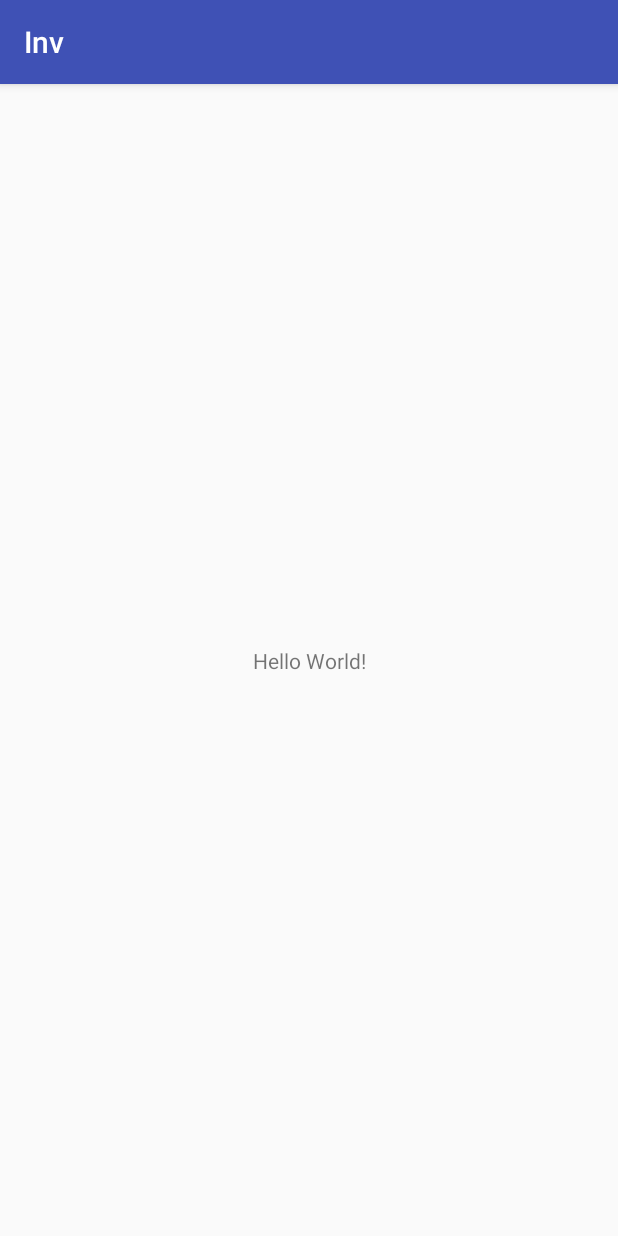
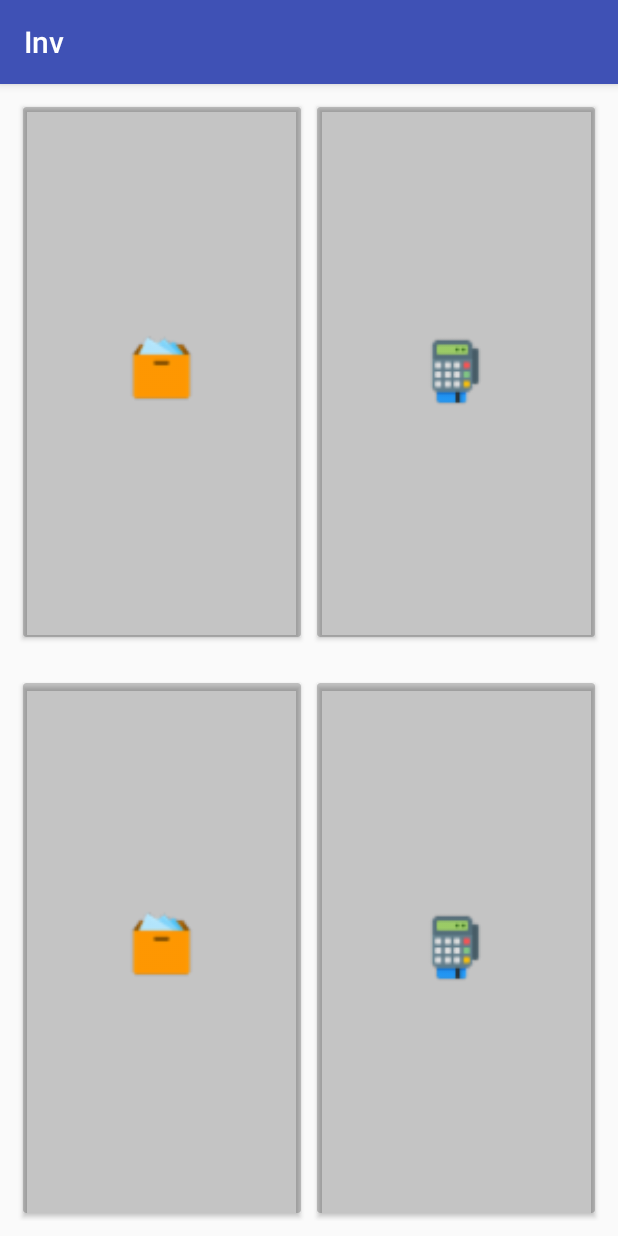
Before and after one commit to JunCodde/Inv, an Android app: the screen it shows after launch (MainActivity), on a phone screen of 412 x 824 dp. Run offline under Robolectric (Android 15) with nearby library versions, the phone set to English and light mode, and no system bars.

Commit message:
Diseño Principal

```diff
--- a/app/build.gradle
+++ b/app/build.gradle
@@ -19,10 +19,12 @@ android {
 }
 
 dependencies {
-    implementation fileTree(dir: 'libs', include: ['*.jar'])
+    implementation fileTree(include: ['*.jar'], dir: 'libs')
     implementation 'com.android.support:appcompat-v7:27.1.1'
     implementation 'com.android.support.constraint:constraint-layout:1.1.2'
     testImplementation 'junit:junit:4.12'
     androidTestImplementation 'com.android.support.test:runner:1.0.2'
     androidTestImplementation 'com.android.support.test.espresso:espresso-core:3.0.2'
+    implementation 'com.android.support:cardview-v7:27.1.1'
+    implementation 'com.android.support:recyclerview-v7:27.1.1'
 }
--- a/app/src/main/res/layout/activity_main.xml
+++ b/app/src/main/res/layout/activity_main.xml
@@ -6,13 +6,93 @@
     android:layout_height="match_parent"
     tools:context=".MainActivity">
 
-    <TextView
-        android:layout_width="wrap_content"
-        android:layout_height="wrap_content"
-        android:text="Hello World!"
-        app:layout_constraintBottom_toBottomOf="parent"
-        app:layout_constraintLeft_toLeftOf="parent"
-        app:layout_constraintRight_toRightOf="parent"
-        app:layout_constraintTop_toTopOf="parent" />
+    <LinearLayout
+        android:layout_width="match_parent"
+        android:layout_height="match_parent"
+        android:orientation="vertical">
+
+        <LinearLayout
+            android:layout_width="match_parent"
+            android:layout_height="0dp"
+            android:layout_margin="10dp"
+            android:layout_weight="1">
+
+            <android.support.v7.widget.CardView
+                android:layout_width="0dp"
+                android:layout_height="match_parent"
+                android:layout_weight="1"
+                android:layout_margin="5dp"
+                app:cardBackgroundColor="@color/cardview_shadow_start_color">
+
+                <ImageView
+                    android:layout_width="50dp"
+                    android:layout_height="50dp"
+                    android:src="@drawable/inventario"
+                    android:layout_gravity="center_horizontal|center_vertical"/>
+
+
+            </android.support.v7.widget.CardView>
+
+            <android.support.v7.widget.CardView
+                android:layout_width="0dp"
+                android:layout_height="match_parent"
+                android:layout_weight="1"
+                android:layout_margin="5dp"
+                app:cardBackgroundColor="@color/cardview_shadow_start_color">
+
+                <ImageView
+                    android:layout_width="50dp"
+                    android:layout_height="50dp"
+                    android:src="@drawable/ventas"
+                    android:layout_gravity="center_horizontal|center_vertical"/>
+
+
+            </android.support.v7.widget.CardView>
+
+        </LinearLayout>
+
+        <LinearLayout
+            android:layout_width="match_parent"
+            android:layout_height="0dp"
+            android:layout_margin="10dp"
+            android:layout_weight="1">
+
+            <android.support.v7.widget.CardView
+                android:layout_width="0dp"
+                android:layout_height="match_parent"
+                android:layout_weight="1"
+                android:layout_margin="5dp"
+                app:cardBackgroundColor="@color/cardview_shadow_start_color">
+
+                <ImageView
+                    android:layout_width="50dp"
+                    android:layout_height="50dp"
+                    android:src="@drawable/inventario"
+                    android:layout_gravity="center_horizontal|center_vertical"/>
+
+
+            </android.support.v7.widget.CardView>
+
+            <android.support.v7.widget.CardView
+                android:layout_width="0dp"
+                android:layout_height="match_parent"
+                android:layout_weight="1"
+                android:layout_margin="5dp"
+                app:cardBackgroundColor="@color/cardview_shadow_start_color">
+
+                <ImageView
+                    android:layout_width="50dp"
+                    android:layout_height="50dp"
+                    android:src="@drawable/ventas"
+                    android:layout_gravity="center_horizontal|center_vertical"/>
+
+
+            </android.support.v7.widget.CardView>
+
+        </LinearLayout>
+
+
+
+    </LinearLayout>
 
 </android.support.constraint.ConstraintLayout>
```
Also changed, not shown: app/src/main/res/drawable-hdpi/inventario.png (added), app/src/main/res/drawable-hdpi/ventas.png (added), app/src/main/res/drawable-mdpi/inventario.png (added), app/src/main/res/drawable-mdpi/ventas.png (added), app/src/main/res/drawable-xhdpi/inventario.png (added), app/src/main/res/drawable-xhdpi/ventas.png (added), app/src/main/res/drawable-xxhdpi/inventario.png (added), app/src/main/res/drawable-xxhdpi/ventas.png (added), app/src/main/res/drawable-xxxhdpi/inventario.png (added), app/src/main/res/drawable-xxxhdpi/ventas.png (added).
